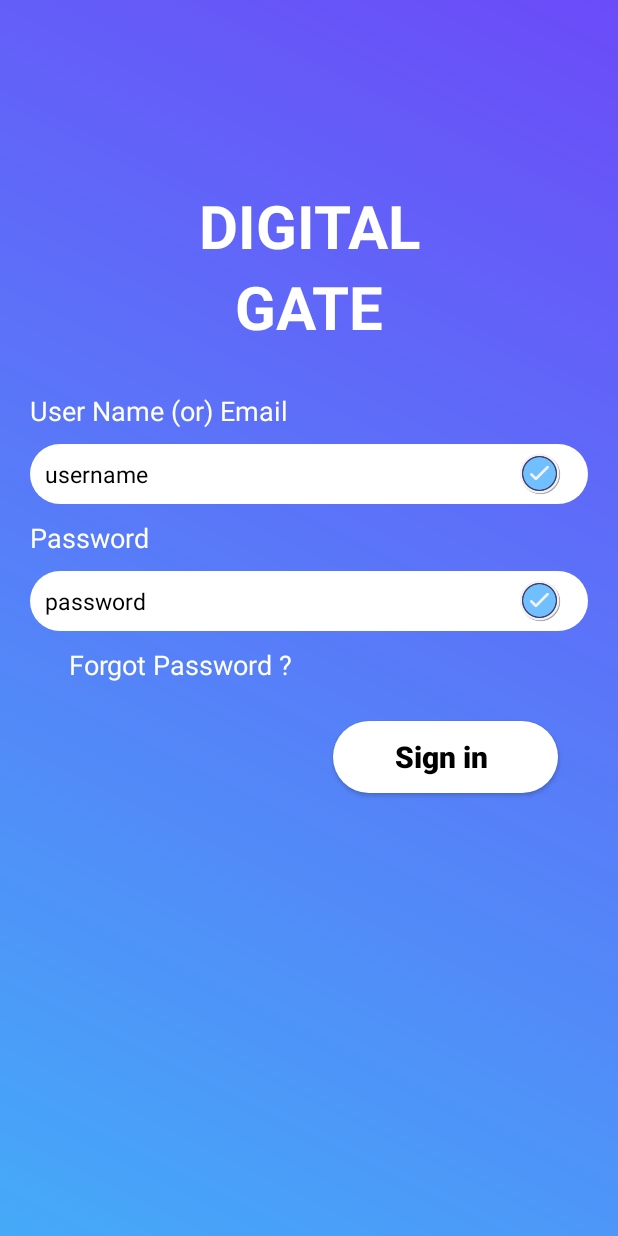
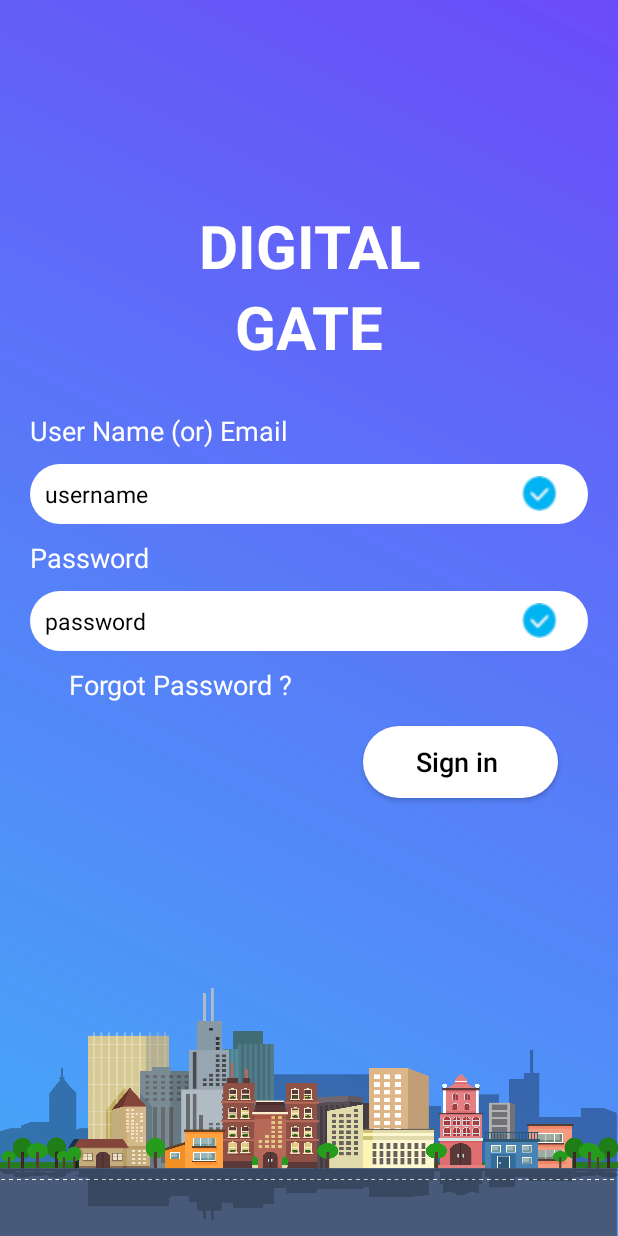
Before and after one commit to rayudu-glits/APartmentAppDevelopment, an Android app: the screen it shows after launch (LoginActivity), on a phone screen of 412 x 824 dp. Run offline under Robolectric (Android 15) with nearby library versions, the phone set to English and light mode, and no system bars; our stand-ins replace Volley; libraries missing offline, so code that uses them is left out: uk.co.chrisjenx; 1 statement that could not run was skipped.

Commit message:
Added Logos and images

```diff
--- a/app/src/main/res/layout/activity_login.xml
+++ b/app/src/main/res/layout/activity_login.xml
@@ -11,7 +11,7 @@
     <LinearLayout
         android:layout_width="match_parent"
         android:layout_height="0dp"
-        android:layout_weight="7.8"
+        android:layout_weight="8.0"
         android:gravity="center"
         android:orientation="vertical">
         <LinearLayout
@@ -81,8 +81,9 @@
                   android:layout_width="30dp"
                   android:layout_height="30dp"
                   android:scaleType="fitXY"
+                  android:padding="3dp"
                   android:layout_gravity="center"
-                  android:src="@drawable/icon"/>
+                  android:src="@drawable/tick"/>
           </LinearLayout>
       </LinearLayout>
         <LinearLayout
@@ -127,8 +128,9 @@
                     android:layout_width="30dp"
                     android:layout_height="30dp"
                     android:scaleType="fitXY"
+                    android:padding="3dp"
                     android:layout_gravity="center"
-                    android:src="@drawable/icon"/>
+                    android:src="@drawable/tick"/>
             </LinearLayout>
         </LinearLayout>
         <TextView
@@ -140,23 +142,22 @@
             android:textColor="@color/white" />
         <androidx.appcompat.widget.AppCompatButton
             android:id="@+id/login_btn"
-            android:layout_width="150dp"
+            android:layout_width="130dp"
             android:layout_height="wrap_content"
-            android:layout_marginTop="20dp"
+            android:layout_marginTop="10dp"
             android:layout_marginRight="40dp"
             android:text="Sign in "
             android:layout_gravity="end"
             android:background="@drawable/shapebutton"
             android:textColor="@color/black"
             android:textAllCaps="false"
-            android:textStyle="bold"
-            android:textSize="20sp"
+            android:textSize="18sp"
             android:backgroundTint="@color/white"/>
     </LinearLayout>
     <LinearLayout
         android:layout_width="match_parent"
         android:layout_height="0dp"
-       android:visibility="gone"
-        android:layout_weight="1.5">
+        android:background="@drawable/bottombackground"
+        android:layout_weight="2.0">
     </LinearLayout>
 </LinearLayout>
```
Also changed, not shown: app/src/main/res/drawable/bottombackground.png (added), app/src/main/res/drawable/camera.png (added), app/src/main/res/drawable/tick.png (added), app/src/main/res/drawable/user.png (added), 1 other file.
